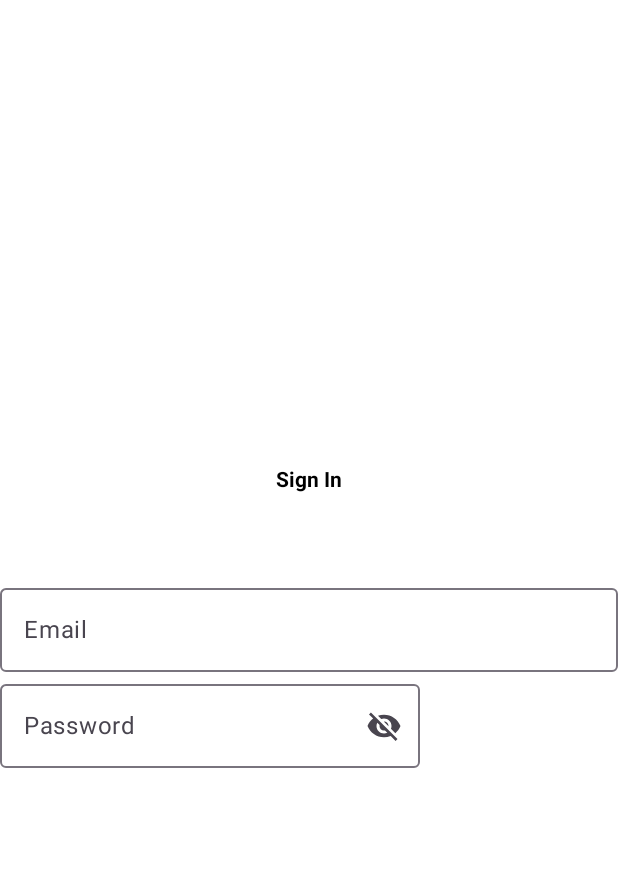
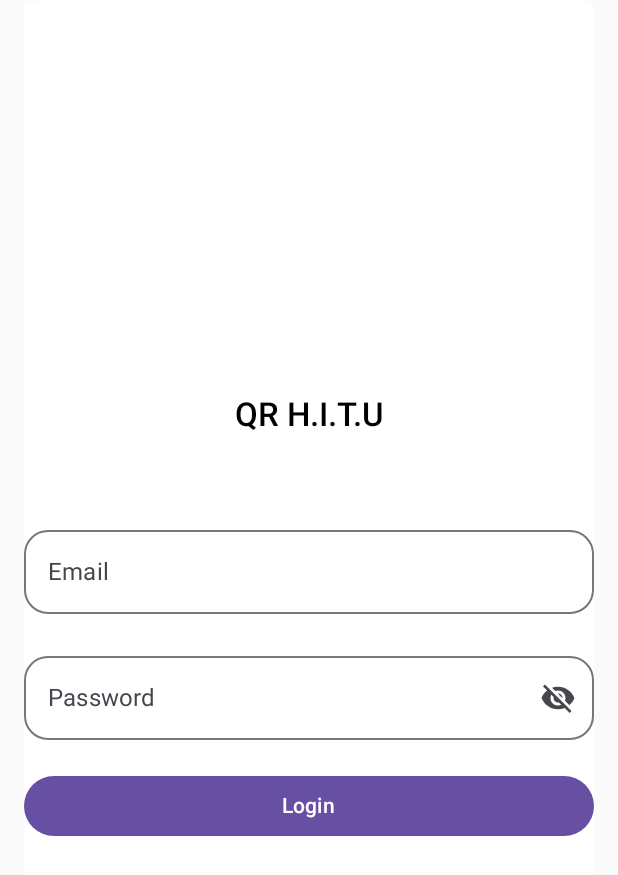
Before and after one commit to DavidFernanddes/QR-H.I.T.U, an Android app built with Jetpack Compose: the screen it shows after launch (MainActivity), on a phone screen of 412 x 824 dp. Shown: the top 875 px of the screen. Run offline under Robolectric (Android 15) with nearby library versions, the phone set to English and light mode, and no system bars.

Commit message:
Login Page and others
Login Screen V1 - In waiting
Folders (User and Admin)

```diff
--- a/app/build.gradle
+++ b/app/build.gradle
@@ -56,6 +56,7 @@ dependencies {
     implementation "androidx.compose.ui:ui:$compose_ui_version"
     implementation "androidx.compose.ui:ui-tooling-preview:$compose_ui_version"
     implementation "androidx.compose.material3:material3:1.0.1"
+    implementation 'androidx.core:core-ktx:+'
     testImplementation 'junit:junit:4.13.2'
     androidTestImplementation 'androidx.test.ext:junit:1.1.5'
     androidTestImplementation 'androidx.test.espresso:espresso-core:3.5.1'
--- /dev/null
+++ b/app/src/main/java/com/example/qr_hitu/screens/AdminScreens/MalfunctionList.kt
@@ -0,0 +1,3 @@
+package com.example.qr_hitu.screens.AdminScreens
+
+//TODO
--- a/app/src/main/java/com/example/qr_hitu/screens/LoginScreen.kt
+++ b/app/src/main/java/com/example/qr_hitu/screens/LoginScreen.kt
@@ -3,6 +3,7 @@ package com.example.qr_hitu.screens
 import androidx.compose.foundation.background
 import androidx.compose.foundation.layout.*
 import androidx.compose.foundation.shape.RoundedCornerShape
+import androidx.compose.foundation.text.KeyboardActions
 import androidx.compose.foundation.text.KeyboardOptions
 import androidx.compose.material.icons.Icons
 import androidx.compose.material.icons.filled.Visibility
@@ -12,30 +13,29 @@ import androidx.compose.runtime.*
 import androidx.compose.ui.Alignment
 import androidx.compose.ui.Modifier
 import androidx.compose.ui.draw.clip
+import androidx.compose.ui.focus.FocusDirection
+import androidx.compose.ui.focus.FocusManager
 import androidx.compose.ui.graphics.Color
-import androidx.compose.ui.text.TextStyle
+import androidx.compose.ui.platform.LocalFocusManager
+import androidx.compose.ui.platform.LocalSoftwareKeyboardController
 import androidx.compose.ui.text.font.FontWeight
+import androidx.compose.ui.text.input.ImeAction
 import androidx.compose.ui.text.input.KeyboardType
 import androidx.compose.ui.text.input.PasswordVisualTransformation
 import androidx.compose.ui.text.input.VisualTransformation
 import androidx.compose.ui.tooling.preview.Preview
 import androidx.compose.ui.unit.dp
+import com.example.qr_hitu.screens.theme.QRHITUTheme
 
 @OptIn(ExperimentalMaterial3Api::class)
 @Composable
-fun LoginPage(){
+fun LoginPage() {
 
     var emailValue by remember { mutableStateOf("") }
     var passwordValue by remember { mutableStateOf("") }
     var passwordVisible by remember { mutableStateOf(false) }
+    val focusManager = LocalFocusManager.current
 
-    Box(modifier = Modifier.fillMaxSize()){
-        Box(modifier = Modifier
-            .fillMaxSize()
-            .background(Color.White)){
-
-            //TODO IMAGE LOGO
-        }
     Column(
         horizontalAlignment = Alignment.CenterHorizontally,
         verticalArrangement = Arrangement.Center,
@@ -43,33 +43,28 @@ fun LoginPage(){
             .fillMaxWidth()
             .fillMaxHeight()
             .clip(RoundedCornerShape(topStart = 30.dp, topEnd = 30.dp))
+            .padding(horizontal = 16.dp)
             .background(Color.White)
     ) {
         Text(
-                text = "Sign In",
-                style = TextStyle(
-                    fontWeight = FontWeight.Bold
-                )
+            text = "QR H.I.T.U",
+            style = MaterialTheme.typography.titleLarge
         )
         Spacer(modifier = Modifier.padding(28.dp))
-            Column() {
+        Column {
             OutlinedTextField(
                 value = emailValue,
-                    onValueChange = { emailValue = it},
-                    label = { Text("Email")},
-                    placeholder = { Text("Email")},
+                onValueChange = { emailValue = it },
+                label = { Text("Email") },
+                placeholder = { Text("Email") },
                 singleLine = true,
-                    modifier = Modifier.fillMaxWidth(8.8f),
-                    keyboardOptions = KeyboardOptions(keyboardType = KeyboardType.Email),
-                    /*
-                    colors = TextFieldDefaults.outlinedTextFieldColors(
-                        unfocusedBorderColor = Cyan500,
-                        focusedBorderColor = Cyan700,
-                        focusedLabelColor = Gray200,
+                shape = MaterialTheme.shapes.large,
+                modifier = Modifier.fillMaxWidth(),
+                keyboardOptions = KeyboardOptions(keyboardType = KeyboardType.Email, imeAction = ImeAction.Next),
+                keyboardActions = KeyboardActions(onNext = { focusManager.moveFocus(FocusDirection.Down) }),
             )
 
-                     */
-                    )
+            Spacer(modifier = Modifier.padding(10.dp))
 
             OutlinedTextField(
                 value = passwordValue,
@@ -77,8 +72,11 @@ fun LoginPage(){
                 label = { Text("Password") },
                 singleLine = true,
                 placeholder = { Text("Password") },
+                shape = MaterialTheme.shapes.large,
+                modifier = Modifier.fillMaxWidth(),
                 visualTransformation = if (passwordVisible) VisualTransformation.None else PasswordVisualTransformation(),
-                    keyboardOptions = KeyboardOptions(keyboardType = KeyboardType.Password),
+                keyboardOptions = KeyboardOptions(keyboardType = KeyboardType.Password, imeAction = ImeAction.Done),
+                keyboardActions = KeyboardActions(onDone = { focusManager.clearFocus() }),
                 trailingIcon = {
                     val image = if (passwordVisible)
                         Icons.Filled.Visibility
@@ -87,29 +85,25 @@ fun LoginPage(){
                     IconButton(onClick = { passwordVisible = !passwordVisible }) {
                         Icon(imageVector = image, description)
                     }
-                    },
-                    /*
-                    colors = TextFieldDefaults.outlinedTextFieldColors(
-                        unfocusedBorderColor = Cyan500,
-                        focusedBorderColor = Cyan700,
-                        focusedLabelColor = Gray200
+                }
             )
 
-                     */
-                )
+            Spacer(modifier = Modifier.padding(10.dp))
+
+            Button(
+                onClick = { /*TODO*/ },
+                Modifier.fillMaxWidth()
+            ) {
+                Text(text = "Login")
             }
         }
     }
 }
 
-@Preview
+@Preview(showSystemUi = true)
 @Composable
 fun PreviewScreen() {
+    QRHITUTheme {
         LoginPage()
-    /*
-    QRHITUTheme() {
-
     }
-
-     */
 }
--- a/app/src/main/java/com/example/qr_hitu/screens/theme/Color.kt
+++ b/app/src/main/java/com/example/qr_hitu/screens/theme/Color.kt
@@ -1,18 +1,22 @@
 package com.example.qr_hitu.screens.theme
 
 import androidx.compose.ui.graphics.Color
+
+//Light Theme Colors
 
 val md_theme_light_primary = Color(0xFF4FC3F7) //300
 val md_theme_light_onPrimary = Color(0xFFFFFFFF) //100
 val md_theme_light_primaryContainer = Color(0xFF03A9F4) //500
 val md_theme_light_onPrimaryContainer = Color(0xFFE1F5FE) //50
 
-val md_theme_light_secondary = Color(0xFFEEEEEE) //200
+val md_theme_light_secondary = Color(0xFFE0E0E0) //300
 val md_theme_light_onSecondary = Color(0xFFFFFFFF) //100
 val md_theme_light_secondaryContainer = Color(0xFF9E9E9E) //500
 val md_theme_light_onSecondaryContainer = Color(0xFFFAFAFA) //50
 
 
+//Dark Theme Colors TODO
+
 val md_theme_dark_primary = Color(0xFFACD370)
 val md_theme_dark_onPrimary = Color(0xFF213600)
 val md_theme_dark_primaryContainer = Color(0xFF324F00)
--- a/app/src/main/java/com/example/qr_hitu/screens/theme/Shape.kt
+++ b/app/src/main/java/com/example/qr_hitu/screens/theme/Shape.kt
@@ -1,14 +1,14 @@
-/*
+
 package com.example.qr_hitu.screens.theme
 
 import androidx.compose.foundation.shape.RoundedCornerShape
-import androidx.compose.material.Shapes
+import androidx.compose.material3.Shapes
 import androidx.compose.ui.unit.dp
 
-val Shapes = Shapes(
-    small = RoundedCornerShape(4.dp),
-    medium = RoundedCornerShape(4.dp),
-    large = RoundedCornerShape(0.dp)
+val replyShapes = Shapes(
+    extraSmall = RoundedCornerShape(4. dp),
+    small = RoundedCornerShape(8. dp),
+    medium = RoundedCornerShape(12. dp),
+    large = RoundedCornerShape(16. dp),
+    extraLarge = RoundedCornerShape(24. dp)
 )
-
- */
--- a/app/src/main/java/com/example/qr_hitu/screens/theme/Theme.kt
+++ b/app/src/main/java/com/example/qr_hitu/screens/theme/Theme.kt
@@ -11,6 +11,11 @@ private val LightColors = lightColorScheme(
     primary = md_theme_light_primary,
     onPrimary = md_theme_light_onPrimary,
     primaryContainer = md_theme_light_primaryContainer,
+    onPrimaryContainer = md_theme_light_onPrimaryContainer,
+    secondary = md_theme_light_secondary,
+    onSecondary = md_theme_light_onSecondary,
+    secondaryContainer = md_theme_light_secondaryContainer,
+    onSecondaryContainer = md_theme_light_onSecondaryContainer
 )
 private val DarkColors = darkColorScheme(
     primary = md_theme_dark_primary,
@@ -21,6 +26,7 @@ private val DarkColors = darkColorScheme(
 
 @Composable
 fun QRHITUTheme(useDarkTheme: Boolean = isSystemInDarkTheme(), content: @Composable () -> Unit) {
+
     val colorSchemecolors =
         if (!useDarkTheme) {
             lightColorScheme()
@@ -29,6 +35,8 @@ fun QRHITUTheme(useDarkTheme: Boolean = isSystemInDarkTheme(), content: @Composa
         }
     MaterialTheme(
         colorScheme = colorSchemecolors,
-        content = content
+        content = content,
+        shapes = replyShapes,
+        typography = replyTypography
     )
 }
--- a/app/src/main/java/com/example/qr_hitu/screens/theme/Type.kt
+++ b/app/src/main/java/com/example/qr_hitu/screens/theme/Type.kt
@@ -1,33 +1,33 @@
-/*
+
 
 package com.example.qr_hitu.screens.theme
 
-import androidx.compose.material.Typography
+import androidx.compose.material3.Typography
 import androidx.compose.ui.text.TextStyle
 import androidx.compose.ui.text.font.FontFamily
 import androidx.compose.ui.text.font.FontWeight
 import androidx.compose.ui.unit.sp
 
-// Set of Material typography styles to start with
-val Typography = Typography(
-    body1 = TextStyle(
-        fontFamily = FontFamily.Default,
-        fontWeight = FontWeight.Normal,
-        fontSize = 16.sp
+
+val replyTypography = Typography(
+    titleLarge = TextStyle(
+        fontWeight = FontWeight.SemiBold,
+        fontFamily = FontFamily.SansSerif,
+        fontSize = 22. sp,
+        lineHeight = 28. sp,
+        letterSpacing = 0. sp
+    ),
+    titleMedium = TextStyle(
+        fontWeight = FontWeight.SemiBold,
+        fontFamily = FontFamily.SansSerif,
+        fontSize = 16. sp,
+        lineHeight = 24. sp,
+        letterSpacing = 0.15.sp
+    ),
+    bodyLarge = TextStyle(
+        fontFamily = FontFamily.SansSerif,
+        fontSize = 16. sp,
+        lineHeight = 24. sp,
+        letterSpacing = 0.15.sp
     )
-    /* Other default text styles to override
-    button = TextStyle(
-        fontFamily = FontFamily.Default,
-        fontWeight = FontWeight.W500,
-        fontSize = 14.sp
-    ),
-    caption = TextStyle(
-        fontFamily = FontFamily.Default,
-        fontWeight = FontWeight.Normal,
-        fontSize = 12.sp
-    )
-    */
 )
-
-
- */
```
Also changed, not shown: app/src/main/java/com/example/qr_hitu/screens/UserScreens/Scanner.kt (added, +19 -0 lines), build.gradle (+11 -3 lines). Lines whose indentation alone changed are shown as unchanged.
